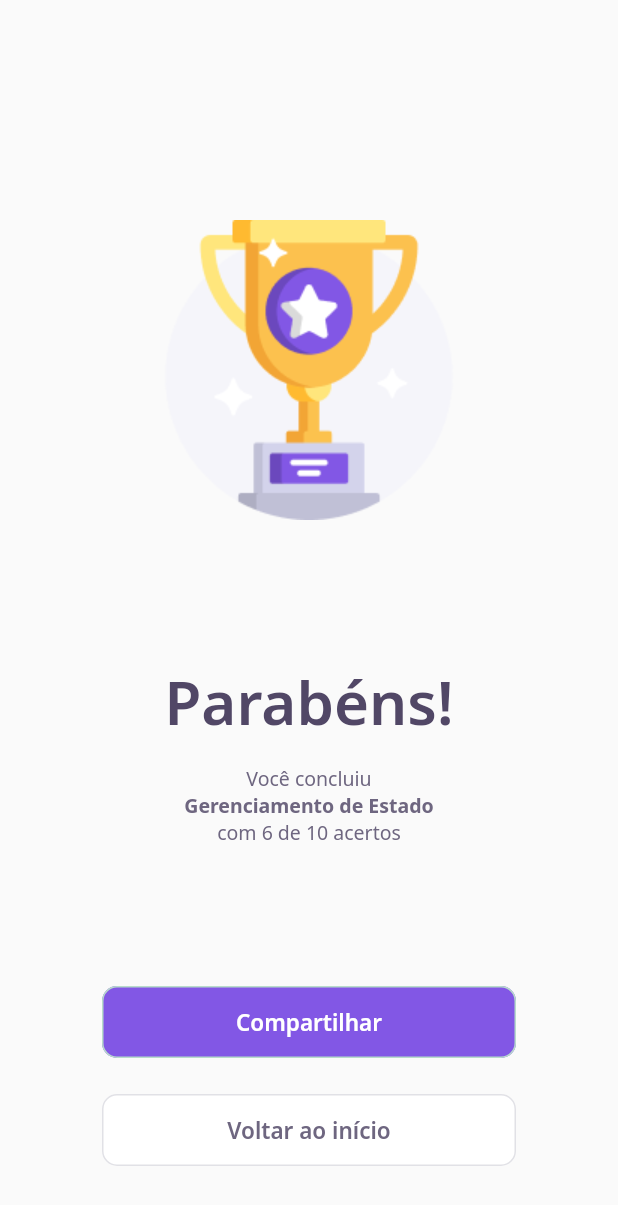
After one commit to Alexz96/dev_quiz, a Flutter app: the ResultPage screen opened directly, on a phone screen of 412 x 824 dp. The commit adds this screen. Shown: the top 1205 px of the screen. Run offline on Flutter 3.47's test engine with Material 2 defaults, Android fonts, the phone set to English and light mode, and no system bars; our stand-ins replace google_fonts; missing offline and left inert: dart:js; accounts and stored records are empty; network calls fail.

Commit message:
Criação da ResultPage
Criado a ResultPage para mostrar os resultados dos quizzes.

```diff
--- a/lib/challenge/challenge_page.dart
+++ b/lib/challenge/challenge_page.dart
@@ -2,6 +2,7 @@ import 'package:dev_quiz/challenge/challenge_controller.dart';
 import 'package:dev_quiz/challenge/widgets/next_button/next_button_widget.dart';
 import 'package:dev_quiz/challenge/widgets/question_indicator/question_indicator_widget.dart';
 import 'package:dev_quiz/challenge/widgets/quiz/quiz_widget.dart';
+import 'package:dev_quiz/result/result_page.dart';
 import 'package:dev_quiz/shared/models/question_model.dart';
 import 'package:flutter/material.dart';
 
@@ -89,7 +90,10 @@ class _ChallengePageState extends State<ChallengePage> {
                               child: NextButtonWidget.green(
                             label: "Confirmar",
                             onTap: () {
-                              Navigator.pop(context);
+                              Navigator.push(
+                                  context,
+                                  MaterialPageRoute(
+                                      builder: (context) => ResultPage()));
                             },
                           ))
                       ],
--- a/lib/challenge/widgets/next_button/next_button_widget.dart
+++ b/lib/challenge/widgets/next_button/next_button_widget.dart
@@ -21,6 +21,13 @@ class NextButtonWidget extends StatelessWidget {
 
   NextButtonWidget.green({required String label, required VoidCallback onTap})
       : this.backgroundColor = AppColors.darkGreen,
+        this.fontColor = AppColors.white,
+        this.borderColor = AppColors.green,
+        this.onTap = onTap,
+        this.label = label;
+
+  NextButtonWidget.purple({required String label, required VoidCallback onTap})
+      : this.backgroundColor = AppColors.purple,
         this.fontColor = AppColors.white,
         this.borderColor = AppColors.green,
         this.onTap = onTap,
--- /dev/null
+++ b/lib/result/result_page.dart
@@ -0,0 +1,82 @@
+import 'package:dev_quiz/challenge/widgets/next_button/next_button_widget.dart';
+import 'package:dev_quiz/core/app_images.dart';
+import 'package:dev_quiz/core/app_text_styles.dart';
+import 'package:flutter/material.dart';
+
+class ResultPage extends StatelessWidget {
+  const ResultPage({Key? key}) : super(key: key);
+
+  @override
+  Widget build(BuildContext context) {
+    return Scaffold(
+      body: Container(
+        width: double.maxFinite,
+        padding: EdgeInsets.only(top: 100),
+        child: Column(
+          mainAxisAlignment: MainAxisAlignment.spaceAround,
+          crossAxisAlignment: CrossAxisAlignment.center,
+          children: [
+            Image.asset(AppImages.trophy),
+            Column(
+              children: [
+                Text(
+                  "Parabéns!",
+                  style: AppTextStyles.heading40,
+                ),
+                SizedBox(
+                  height: 16,
+                ),
+                Text.rich(
+                  TextSpan(
+                      text: "Você concluiu",
+                      style: AppTextStyles.body,
+                      children: [
+                        TextSpan(
+                          text: "\nGerenciamento de Estado",
+                          style: AppTextStyles.bodyBold,
+                        ),
+                        TextSpan(
+                          text: "\ncom 6 de 10 acertos",
+                          style: AppTextStyles.body,
+                        ),
+                      ]),
+                  textAlign: TextAlign.center,
+                ),
+              ],
+            ),
+            Column(
+              children: [
+                Row(
+                  children: [
+                    Expanded(
+                        child: Padding(
+                      padding: const EdgeInsets.symmetric(horizontal: 68),
+                      child: NextButtonWidget.purple(
+                          label: "Compartilhar", onTap: () {}),
+                    )),
+                  ],
+                ),
+                SizedBox(
+                  height: 24,
+                ),
+                Row(
+                  children: [
+                    Expanded(
+                        child: Padding(
+                      padding: const EdgeInsets.symmetric(horizontal: 68),
+                      child: NextButtonWidget.white(
+                          label: "Voltar ao início",
+                          onTap: () {
+                            Navigator.pop(context);
+                          }),
+                    )),
+                  ],
+                ),
+              ],
+            )
+          ],
+        ),
+      ),
+    );
+  }
+}
```
Also changed, not shown: 1 other file.
